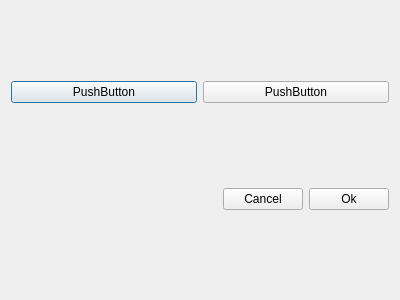
The window that src/utils/default_option/default_option_ui.ui (giacomogroppi/writernote-qt) describes before a commit, drawn with Qt 5.
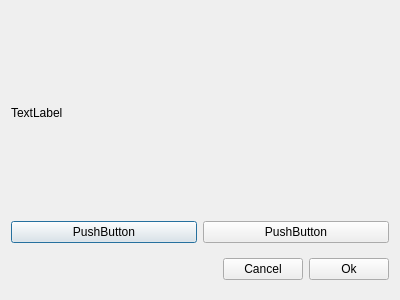
The same window after the commit.

Commit message: default insert method

The edit to the form file:
```diff
--- a/src/utils/default_option/default_option_ui.ui
+++ b/src/utils/default_option/default_option_ui.ui
@@ -14,6 +14,13 @@
    <string>Dialog</string>
   </property>
   <layout class="QVBoxLayout" name="verticalLayout">
+   <item>
+    <widget class="QLabel" name="text">
+     <property name="text">
+      <string>TextLabel</string>
+     </property>
+    </widget>
+   </item>
    <item>
     <layout class="QHBoxLayout" name="horizontalLayout">
      <item>
```
The commit also changes 6 other files.
